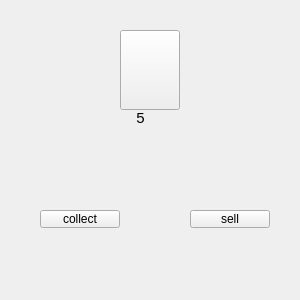
First picture: the form in farming/handle.ui, repository MeHunter2004/Farming, before the edit.
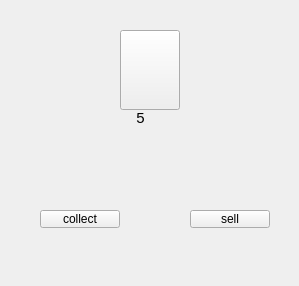
Second picture: the form after the edit. Icons and pictures are not drawn.

```diff
--- a/farming/handle.ui
+++ b/farming/handle.ui
@@ -6,8 +6,8 @@
    <rect>
     <x>0</x>
     <y>0</y>
-    <width>300</width>
-    <height>300</height>
+    <width>299</width>
+    <height>286</height>
    </rect>
   </property>
   <property name="windowTitle">
```
